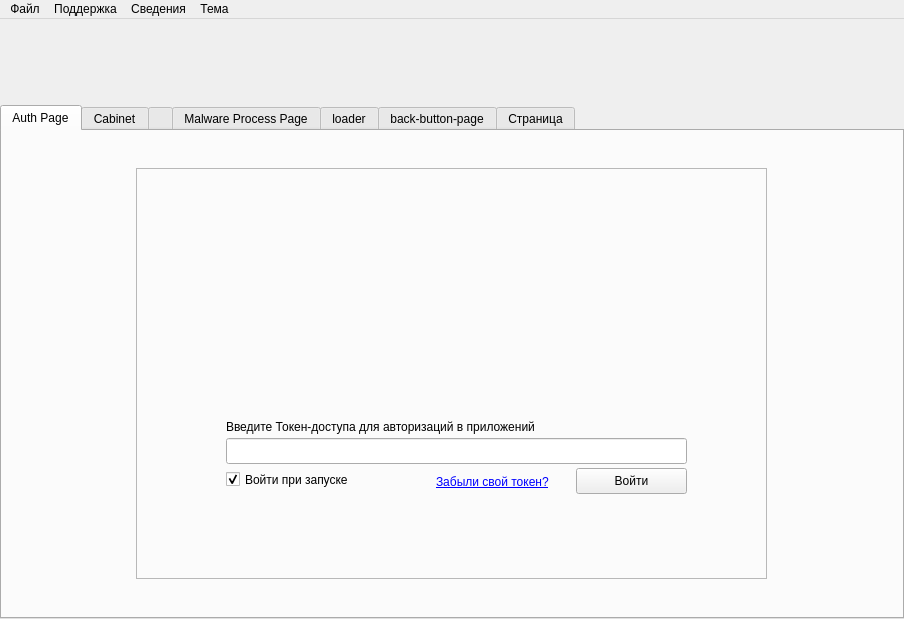
badcast/adskiller, file ui/mainwindow.ui: the form before one commit.
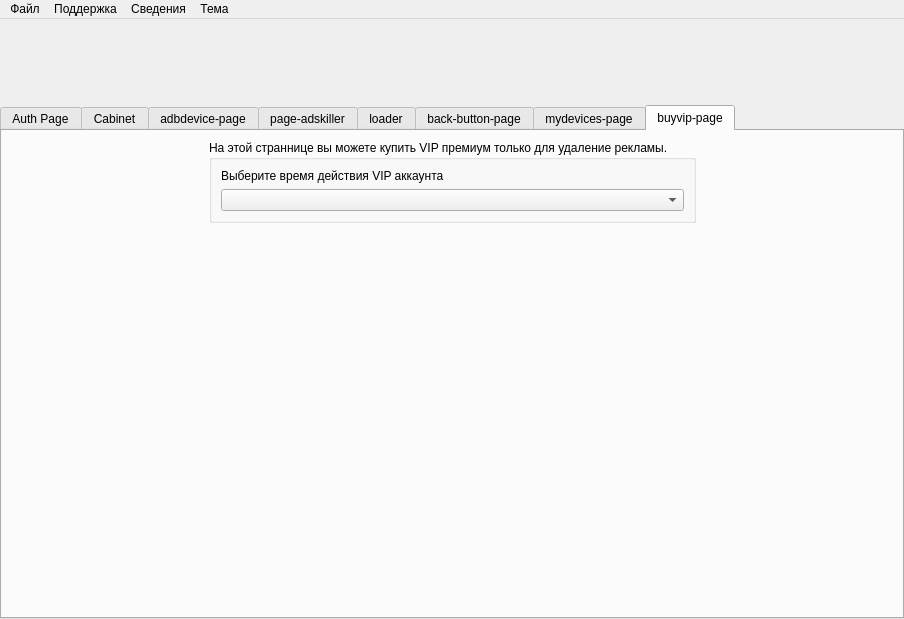
The form after the commit. Icons and pictures are not drawn.

What changed in the file:
```diff
--- a/ui/mainwindow.ui
+++ b/ui/mainwindow.ui
@@ -79,7 +79,7 @@
        <item row="2" column="0">
         <widget class="QTabWidget" name="tabWidget">
          <property name="currentIndex">
-          <number>0</number>
+          <number>7</number>
          </property>
          <widget class="QWidget" name="page_auth">
           <attribute name="title">
@@ -954,7 +954,7 @@
          </widget>
          <widget class="QWidget" name="page_devices">
           <attribute name="title">
-           <string/>
+           <string>adbdevice-page</string>
           </attribute>
           <layout class="QHBoxLayout">
            <item>
@@ -1212,7 +1212,7 @@
          </widget>
          <widget class="QWidget" name="page_adsmalware">
           <attribute name="title">
-           <string>Malware Process Page</string>
+           <string>page-adskiller</string>
           </attribute>
           <layout class="QGridLayout" name="gridLayout_asd2" rowstretch="0,0,0">
            <property name="leftMargin">
@@ -1674,7 +1674,7 @@
          </widget>
          <widget class="QWidget" name="page_mydevices">
           <attribute name="title">
-           <string>Страница</string>
+           <string>mydevices-page</string>
           </attribute>
           <layout class="QVBoxLayout">
            <item>
@@ -1767,6 +1767,71 @@
            </item>
           </layout>
          </widget>
+         <widget class="QWidget" name="page_buyvip">
+          <attribute name="title">
+           <string>buyvip-page</string>
+          </attribute>
+          <layout class="QGridLayout" name="gridLayout_3">
+           <item row="1" column="2">
+            <spacer name="horizontalSpacer_5">
+             <property name="orientation">
+              <enum>Qt::Orientation::Horizontal</enum>
+             </property>
+             <property name="sizeHint" stdset="0">
+              <size>
+               <width>158</width>
+               <height>20</height>
+              </size>
+             </property>
+            </spacer>
+           </item>
+           <item row="1" column="1">
+            <widget class="QGroupBox" name="groupBox">
+             <property name="title">
+              <string>На этой страннице вы можете купить VIP премиум только для удаление рекламы.</string>
+             </property>
+             <layout class="QGridLayout" name="gridLayout">
+              <item row="0" column="0">
+               <widget class="QLabel" name="label_13">
+                <property name="text">
+                 <string>Выберите время действия VIP аккаунта</string>
+                </property>
+               </widget>
+              </item>
+              <item row="1" column="0">
+               <widget class="QComboBox" name="comboBoxSelectVIPDays"/>
+              </item>
+             </layout>
+            </widget>
+           </item>
+           <item row="2" column="1">
+            <spacer name="verticalSpacer_4">
+             <property name="orientation">
+              <enum>Qt::Orientation::Vertical</enum>
+             </property>
+             <property name="sizeHint" stdset="0">
+              <size>
+               <width>20</width>
+               <height>40</height>
+              </size>
+             </property>
+            </spacer>
+           </item>
+           <item row="1" column="0">
+            <spacer name="horizontalSpacer_6">
+             <property name="orientation">
+              <enum>Qt::Orientation::Horizontal</enum>
+             </property>
+             <property name="sizeHint" stdset="0">
+              <size>
+               <width>40</width>
+               <height>20</height>
+              </size>
+             </property>
+            </spacer>
+           </item>
+          </layout>
+         </widget>
         </widget>
        </item>
       </layout>
```
